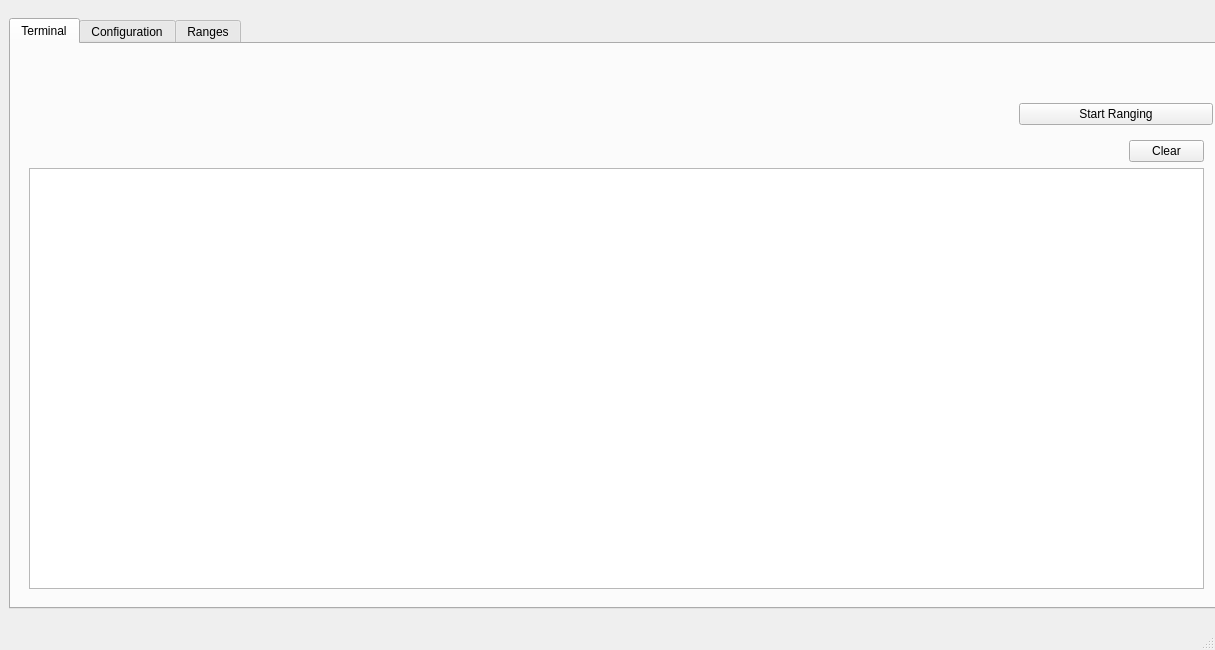
This is interface_app/beluga_gui/beluga_gui.ui in WiseLabCMU/Beluga-2.0 as Qt 5 draws it before an edit. The edited form follows.
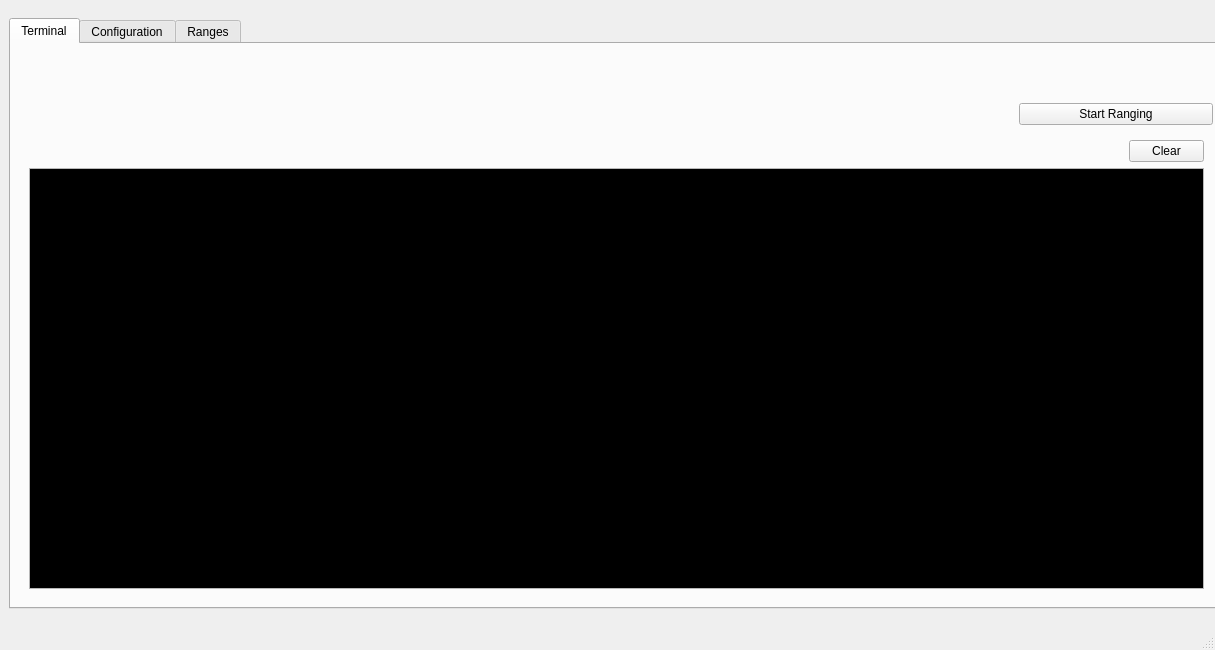
This is the edited form. The open tabs and pages were chosen to show the change. Custom widgets are drawn as their Qt base class.

Patch:
```diff
--- a/interface_app/beluga_gui/beluga_gui.ui
+++ b/interface_app/beluga_gui/beluga_gui.ui
@@ -279,7 +279,125 @@
             </widget>
            </item>
            <item>
-            <widget class="QTextEdit" name="textEdit">
+            <widget class="BelugaTerminal" name="terminal">
+             <property name="palette">
+              <palette>
+               <active>
+                <colorrole role="WindowText">
+                 <brush brushstyle="SolidPattern">
+                  <color alpha="255">
+                   <red>255</red>
+                   <green>255</green>
+                   <blue>255</blue>
+                  </color>
+                 </brush>
+                </colorrole>
+                <colorrole role="Text">
+                 <brush brushstyle="SolidPattern">
+                  <color alpha="255">
+                   <red>255</red>
+                   <green>255</green>
+                   <blue>255</blue>
+                  </color>
+                 </brush>
+                </colorrole>
+                <colorrole role="Base">
+                 <brush brushstyle="SolidPattern">
+                  <color alpha="255">
+                   <red>0</red>
+                   <green>0</green>
+                   <blue>0</blue>
+                  </color>
+                 </brush>
+                </colorrole>
+                <colorrole role="PlaceholderText">
+                 <brush brushstyle="SolidPattern">
+                  <color alpha="128">
+                   <red>255</red>
+                   <green>255</green>
+                   <blue>255</blue>
+                  </color>
+                 </brush>
+                </colorrole>
+               </active>
+               <inactive>
+                <colorrole role="WindowText">
+                 <brush brushstyle="SolidPattern">
+                  <color alpha="255">
+                   <red>255</red>
+                   <green>255</green>
+                   <blue>255</blue>
+                  </color>
+                 </brush>
+                </colorrole>
+                <colorrole role="Text">
+                 <brush brushstyle="SolidPattern">
+                  <color alpha="255">
+                   <red>255</red>
+                   <green>255</green>
+                   <blue>255</blue>
+                  </color>
+                 </brush>
+                </colorrole>
+                <colorrole role="Base">
+                 <brush brushstyle="SolidPattern">
+                  <color alpha="255">
+                   <red>0</red>
+                   <green>0</green>
+                   <blue>0</blue>
+                  </color>
+                 </brush>
+                </colorrole>
+                <colorrole role="PlaceholderText">
+                 <brush brushstyle="SolidPattern">
+                  <color alpha="128">
+                   <red>255</red>
+                   <green>255</green>
+                   <blue>255</blue>
+                  </color>
+                 </brush>
+                </colorrole>
+               </inactive>
+               <disabled>
+                <colorrole role="WindowText">
+                 <brush brushstyle="SolidPattern">
+                  <color alpha="255">
+                   <red>190</red>
+                   <green>190</green>
+                   <blue>190</blue>
+                  </color>
+                 </brush>
+                </colorrole>
+                <colorrole role="Text">
+                 <brush brushstyle="SolidPattern">
+                  <color alpha="255">
+                   <red>190</red>
+                   <green>190</green>
+                   <blue>190</blue>
+                  </color>
+                 </brush>
+                </colorrole>
+                <colorrole role="Base">
+                 <brush brushstyle="SolidPattern">
+                  <color alpha="255">
+                   <red>239</red>
+                   <green>239</green>
+                   <blue>239</blue>
+                  </color>
+                 </brush>
+                </colorrole>
+                <colorrole role="PlaceholderText">
+                 <brush brushstyle="SolidPattern">
+                  <color alpha="128">
+                   <red>0</red>
+                   <green>0</green>
+                   <blue>0</blue>
+                  </color>
+                 </brush>
+                </colorrole>
+               </disabled>
+              </palette>
+             </property>
              <property name="layoutDirection">
               <enum>Qt::LeftToRight</enum>
              </property>
@@ -2337,6 +2455,11 @@
    <extends>QPushButton</extends>
    <header>widgets.h</header>
   </customwidget>
+  <customwidget>
+   <class>BelugaTerminal</class>
+   <extends>QPlainTextEdit</extends>
+   <header>widgets.h</header>
+  </customwidget>
  </customwidgets>
  <resources/>
  <connections>
```
Left out of the diff: 13 changed lines with no effect on the pictures.
